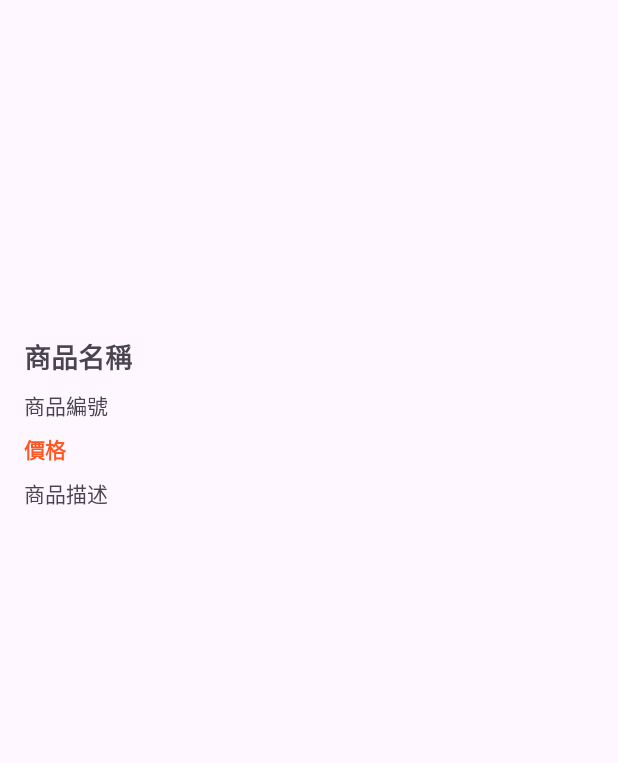
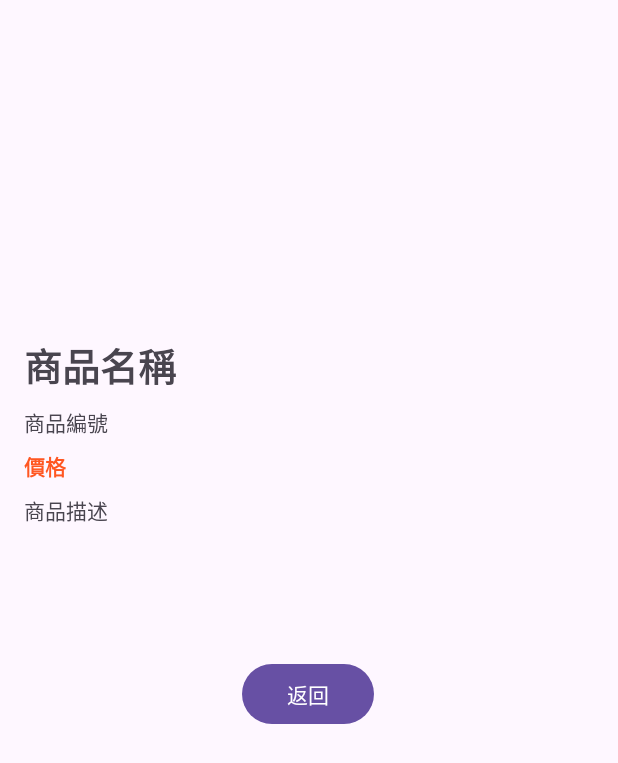
Before and after one commit to kk3131/APP, an Android app: the layout activity_second.xml on its own in the app's theme, with its tools: preview values and no code run, on a phone screen of 412 x 824 dp. Shown: the top 763 px of the screen. Run offline under Robolectric (Android 15) with nearby library versions, the light colour scheme and no system bars.

Commit message:
activity_main 可顯示文字(可寫評價等......，目前用test 可隨時更動

```diff
--- a/APPFinaltest/app/src/main/java/com/example/appfinaltest/JSONUtils.java
+++ b/APPFinaltest/app/src/main/java/com/example/appfinaltest/JSONUtils.java
@@ -31,8 +31,9 @@ public class JSONUtils {
                 int imageId = context.getResources().getIdentifier(imageName, "drawable", context.getPackageName());
                 double price = obj.getDouble("price");
                 String description = obj.getString("description");
+                String test= obj.getString("test");
 
-                productList.add(new MyListData(name, imageId, description, productId, price));
+                productList.add(new MyListData(name, imageId, description, productId, price,test));
             }
         } catch (Exception e) {
             e.printStackTrace();
--- a/APPFinaltest/app/src/main/java/com/example/appfinaltest/MyListAdapter.java
+++ b/APPFinaltest/app/src/main/java/com/example/appfinaltest/MyListAdapter.java
@@ -37,6 +37,7 @@ public class MyListAdapter extends RecyclerView.Adapter<MyListAdapter.ViewHolder
         holder.imageView.setImageResource(product.getImgId());
         holder.nameTextView.setText(product.getName());
         holder.priceTextView.setText(String.format("$%.2f", product.getPrice()));
+        holder.test.setText(product.getTest());
 
         // 設定點擊事件
         holder.itemView.setOnClickListener(v -> {
@@ -46,6 +47,7 @@ public class MyListAdapter extends RecyclerView.Adapter<MyListAdapter.ViewHolder
             intent.putExtra("description", product.getDescription());
             intent.putExtra("price", product.getPrice());
             intent.putExtra("imageId", product.getImgId());
+            intent.putExtra("test",product.getTest());
             context.startActivity(intent);
         });
     }
@@ -59,12 +61,14 @@ public class MyListAdapter extends RecyclerView.Adapter<MyListAdapter.ViewHolder
         public ImageView imageView;
         public TextView nameTextView;
         public TextView priceTextView;
+        public TextView test;
 
         public ViewHolder(@NonNull View itemView) {
             super(itemView);
             imageView = itemView.findViewById(R.id.imageView);
             nameTextView = itemView.findViewById(R.id.textView);
             priceTextView = itemView.findViewById(R.id.priceTextView);
+            test=itemView.findViewById(R.id.test);
         }
     }
 }
--- a/APPFinaltest/app/src/main/res/layout/activity_second.xml
+++ b/APPFinaltest/app/src/main/res/layout/activity_second.xml
@@ -23,7 +23,7 @@
         android:layout_width="0dp"
         android:layout_height="wrap_content"
         android:text="商品名稱"
-        android:textSize="18sp"
+        android:textSize="25sp"
         android:textStyle="bold"
         app:layout_constraintTop_toBottomOf="@id/productImageView"
         app:layout_constraintStart_toStartOf="parent"
@@ -42,19 +42,21 @@
         android:layout_marginTop="8dp" />
 
     <!-- 商品價格 -->
+
+    <!-- 商品描述 -->
     <TextView
         android:id="@+id/priceTextView"
         android:layout_width="0dp"
         android:layout_height="wrap_content"
+        android:layout_marginTop="8dp"
         android:text="價格"
         android:textColor="#FF5722"
         android:textStyle="bold"
-        app:layout_constraintTop_toBottomOf="@id/productIdTextView"
+        app:layout_constraintEnd_toEndOf="parent"
+        app:layout_constraintHorizontal_bias="1.0"
         app:layout_constraintStart_toStartOf="parent"
-        app:layout_constraintEnd_toEndOf="parent"
-        android:layout_marginTop="8dp" />
+        app:layout_constraintTop_toBottomOf="@id/productIdTextView" />
 
-    <!-- 商品描述 -->
     <TextView
         android:id="@+id/descriptionTextView"
         android:layout_width="0dp"
@@ -64,4 +66,16 @@
         app:layout_constraintStart_toStartOf="parent"
         app:layout_constraintEnd_toEndOf="parent"
         android:layout_marginTop="8dp" />
+
+    <Button
+        android:id="@+id/backButton"
+        android:layout_width="wrap_content"
+        android:layout_height="wrap_content"
+        android:layout_marginTop="88dp"
+        android:text="返回"
+        app:layout_constraintEnd_toEndOf="parent"
+        app:layout_constraintHorizontal_bias="0.498"
+        app:layout_constraintStart_toStartOf="parent"
+        app:layout_constraintTop_toBottomOf="@id/descriptionTextView" />
+
 </androidx.constraintlayout.widget.ConstraintLayout>
```
Also changed, not shown: APPFinaltest/app/src/main/assets/products.json (+18 -9 lines), APPFinaltest/app/src/main/java/com/example/appfinaltest/MyListData.java (+6 -1 lines), APPFinaltest/app/src/main/java/com/example/appfinaltest/SecondActivity.java (+12 -1 lines), APPFinaltest/app/src/main/res/layout/list_item.xml (+11 -0 lines).
